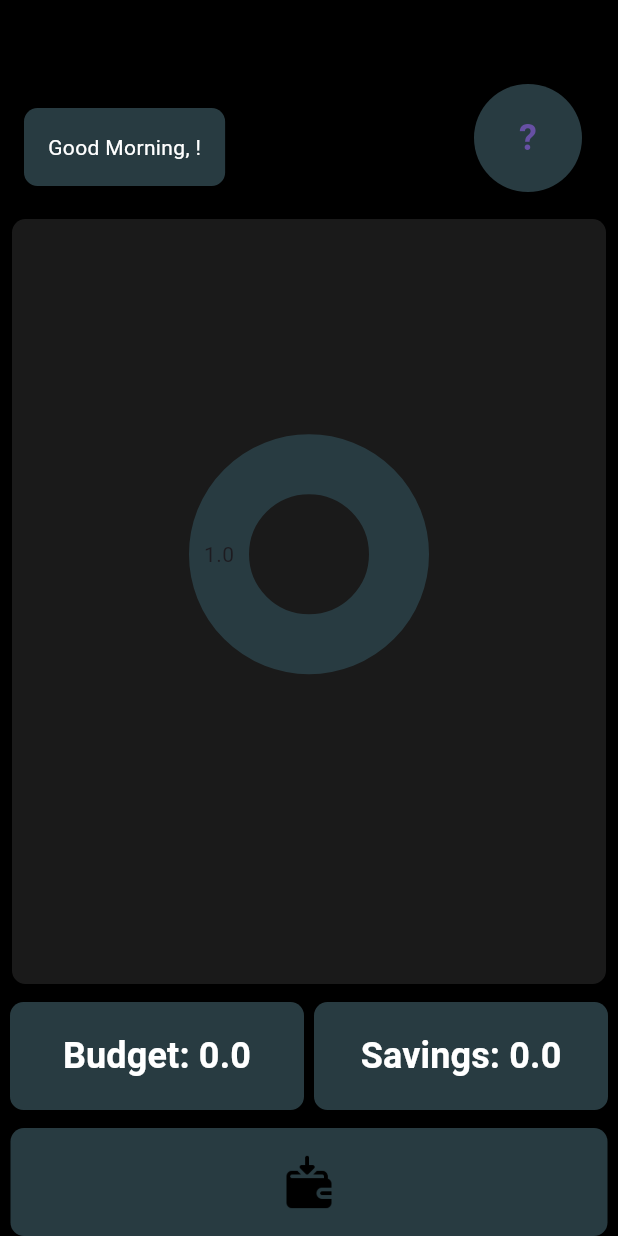
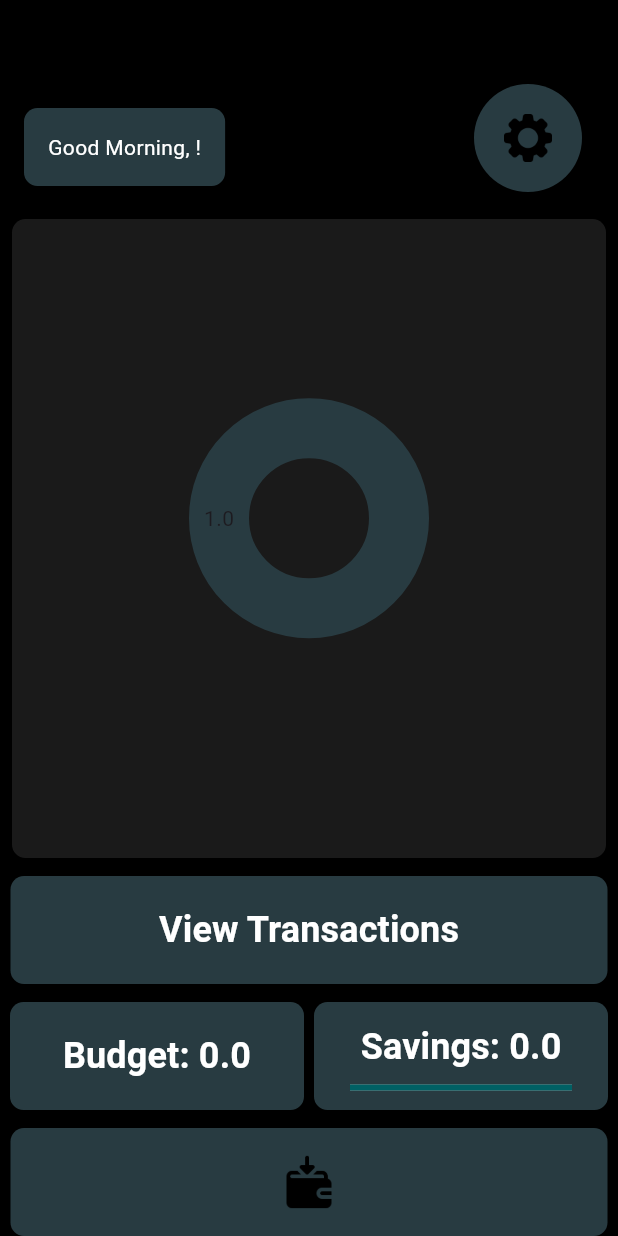
Before and after one commit to MWenerski/budgetapp, a Flutter app: the TransactionPage screen opened directly, after a tap on the "arrow back" icon, on a phone screen of 412 x 824 dp. Run offline on Flutter 3.47's test engine with Material 3 defaults, Android fonts, the phone set to English and light mode, and no system bars; drawn by our look-alikes of carousel_slider, fl_chart; our stand-ins replace fluttertoast, shared_preferences, sqflite; missing offline and left inert: bcrypt; accounts and stored records are empty.

Commit message:
Added final functionality

```diff
--- a/lib/Transactions.dart
+++ b/lib/Transactions.dart
@@ -132,7 +132,6 @@ class Transaction {
     required this.description,
   });
 
-
   Map<String, dynamic> toMap() {
     return {
       'transactionType': transactionType,
@@ -143,7 +142,6 @@ class Transaction {
       'description': description,
     };
   }
-
 
   factory Transaction.fromMap(Map<String, dynamic> map) {
     return Transaction(
--- a/lib/buttons.dart
+++ b/lib/buttons.dart
@@ -1,5 +1,6 @@
 import 'package:budgetapp/globals.dart';
 import 'package:budgetapp/settings.dart';
+import 'package:budgetapp/view_transactions.dart';
 import 'package:flutter/material.dart';
 import 'main.dart';
 import 'savings.dart';
@@ -62,10 +63,6 @@ class Buttons {
   }
 
   static Widget profileButton(BuildContext context) {
-
-    String name = displayName;
-    String initial = name.isNotEmpty ? name[0] : '?';
-
     return ElevatedButton(
       onPressed: () {
         Navigator.pushReplacement(
@@ -81,9 +78,10 @@ class Buttons {
         height: 72.0,
         width: 72.0,
         alignment: Alignment.center,
-        child: Text(
-          initial,
-          style: TextStyle(fontSize: 24.0, fontWeight: FontWeight.bold),
+        child: Image.asset(
+          'assets/settings.png',
+          width: 32.0,
+          height: 32.0,
         ),
       ),
     );
@@ -116,10 +114,51 @@ class Buttons {
       ),
     );
   }
+  static Widget viewTransactionsButton(BuildContext context) {
+  return ElevatedButton(
+    onPressed: () {
+      Navigator.pushReplacement(
+        context,
+        MaterialPageRoute(builder: (context) => ViewTransactions()),
+      );
+    },
+    style: ElevatedButton.styleFrom(
+      backgroundColor: Color(0xFF283B41),
+      shape: RoundedRectangleBorder(
+        borderRadius: BorderRadius.circular(9.0),
+      ),
+    ),
+    child: SizedBox(
+      height: 72.0,
+      width: 350.0,
+      child: Center(
+        child: Text(
+          'View Transactions',
+          style: TextStyle(
+            fontSize: 24.0,
+            fontWeight: FontWeight.bold,
+            color: Colors.white,
+          ),
+        ),
+      ),
+    ),
+  );
+}
 
+}
 
-  static Widget savingsButton(BuildContext context, double savings) {
+class SavingsButton extends StatelessWidget {
+  final double savings;
+  final double savingsGoal;
+  const SavingsButton({
+    required this.savings,
+    required this.savingsGoal,
+  });
+
+  @override
+  Widget build(BuildContext context) {
     String buttonText = 'Savings: $savings';
+    double progress = (savings / savingsGoal).clamp(0.0, 1.0);
 
     return ElevatedButton(
       onPressed: () {
@@ -138,10 +177,24 @@ class Buttons {
         height: 72.0,
         width: 148.0,
         alignment: Alignment.center,
-        child: Text(
+        child: Column(
+          mainAxisAlignment: MainAxisAlignment.center,
+          children: [
+            Text(
               buttonText,
               style: TextStyle(
-              fontSize: 24.0, fontWeight: FontWeight.bold, color: Colors.white),
+                fontSize: 24.0,
+                fontWeight: FontWeight.bold,
+                color: Colors.white,
+              ),
+            ),
+            SizedBox(height: 8.0),
+            LinearProgressIndicator(
+              value: progress,
+              backgroundColor: Colors.grey[400],
+              valueColor: AlwaysStoppedAnimation<Color>(Colors.cyan.shade900),
+            ),
+          ],
         ),
       ),
     );
--- a/lib/carousel.dart
+++ b/lib/carousel.dart
@@ -158,7 +158,7 @@ class CarouselWidgetState extends State<CarouselWidget> {
       itemBuilder: (BuildContext context, int index, int realIndex) {
         return Container(
           padding:
-              EdgeInsets.only(left: 30.0, right: 30.0, top: 55.0, bottom: 0.0),
+              EdgeInsets.only(left: 22.0, right: 22.0, top: 55.0, bottom: 0.0),
           child: Transform.scale(
             scale: index == 2 ? 0.8 : 1.0,
             child: _buildCarouselItem(index),
@@ -168,9 +168,9 @@ class CarouselWidgetState extends State<CarouselWidget> {
       options: CarouselOptions(
         aspectRatio: 1,
         enlargeCenterPage: true,
-        enableInfiniteScroll: false,
+        enableInfiniteScroll: true,
         autoPlay: true,
-        autoPlayInterval: Duration(seconds: 8),
+        autoPlayInterval: Duration(seconds: 10),
       ),
     );
   }
@@ -612,7 +612,7 @@ class StackedBarChartWidgetState extends State<StackedBarChartWidget> {
     monthlyIncome.forEach((monthYear, income) {
       final barRod = BarChartRodData(
         y: income,
-        width: 45,
+        width: 30,
         borderRadius: BorderRadius.circular(4),
         colors: [Color(0xFF283B41)],
       );
--- a/lib/globals.dart
+++ b/lib/globals.dart
@@ -8,6 +8,7 @@ int globalUser = 0;
 bool loggedIn = false;
 bool remainLoggedIn = false;
 int itemDisplayed = 0;
+double globalGoal = 0.00;
 
 void resetUserGlobals() {
   globalUserName = '';
--- a/lib/main.dart
+++ b/lib/main.dart
@@ -526,7 +526,7 @@ class Home extends StatelessWidget {
             ),
             Positioned(
               top: 90,
-              bottom: 168,
+              bottom: 252,
               left: 8,
               right: 8,
               child: Container(
@@ -542,7 +542,9 @@ class Home extends StatelessWidget {
               crossAxisAlignment: CrossAxisAlignment.center,
               children: [
                 CarouselWidget(),
-                SizedBox(height: 120),
+                SizedBox(height: 60),
+                Buttons.viewTransactionsButton(context),
+                SizedBox(height: 12),
                 Row(
                   mainAxisAlignment: MainAxisAlignment.spaceEvenly,
                   children: [
@@ -569,8 +571,11 @@ class Home extends StatelessWidget {
                         } else if (snapshot.hasError) {
                           return Text('Error: ${snapshot.error}');
                         } else {
-                          return Buttons.savingsButton(
-                              context, snapshot.data ?? 0.00);
+                          return SavingsButton(
+                            savings: snapshot.data ?? 0.00,
+                            savingsGoal:
+                                globalGoal,
+                          );
                         }
                       },
                     ),
```
Also changed, not shown: lib/view_transactions.dart (added, +76 -0 lines), assets/settings.png (added). Lines whose indentation alone changed are shown as unchanged.
